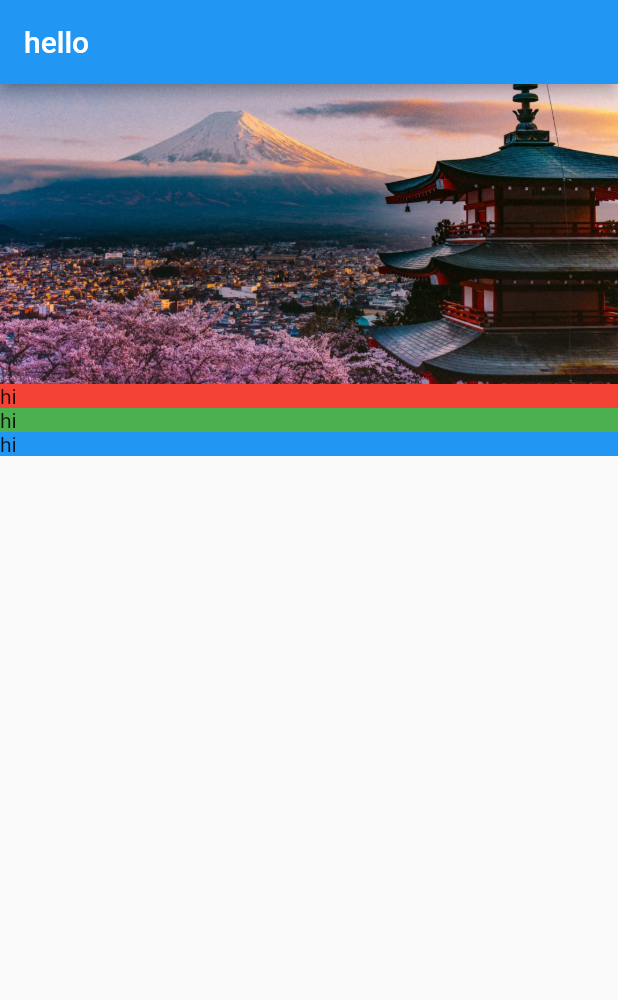
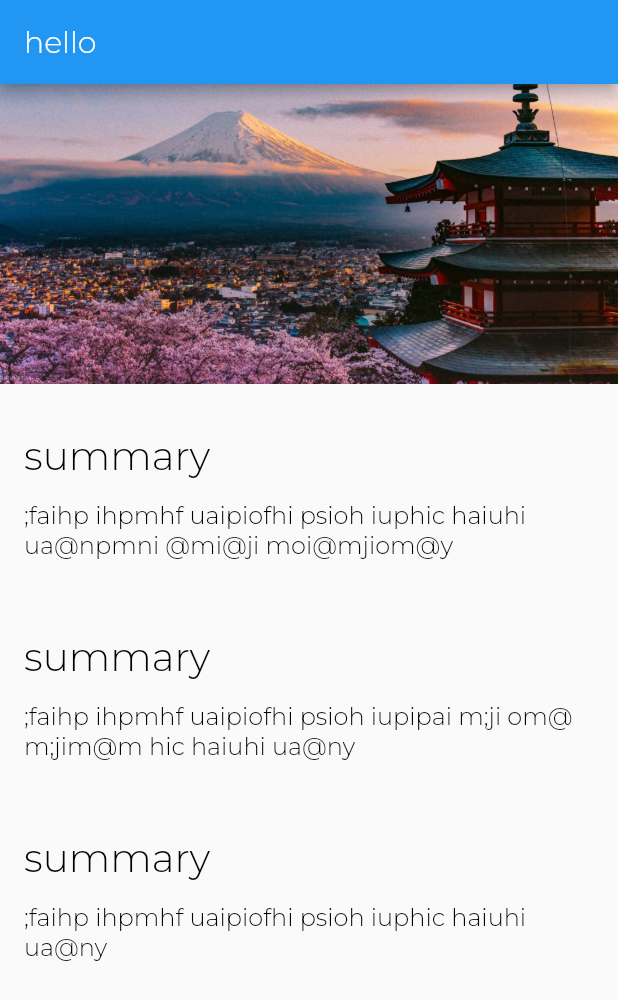
Before and after one commit to takanorifukuyama/futter_tutorial_location_detail, a Flutter app: the screen it shows after launch, on a phone screen of 412 x 824 dp. Shown: the top 1000 px of the screen. Run offline on Flutter 3.47's test engine with Material 2 defaults, Android fonts, the phone set to English and light mode, and no system bars.

Commit message:
add: style by material theme

```diff
--- a/lib/app.dart
+++ b/lib/app.dart
@@ -2,12 +2,22 @@
 
 import 'package:flutter/material.dart';
 import 'package:flutter_tutorial/screen/location_detail.dart';
+import 'style.dart';
 
 class App extends StatelessWidget{
   @override
   Widget build(BuildContext context) {
     return MaterialApp(
       home: LocationDetail(),
+      theme: ThemeData(
+        appBarTheme: AppBarTheme(
+          textTheme: TextTheme(title: AppBarTextStyle),
+        ),
+        textTheme: TextTheme(
+          title: TitleTextStyle,
+          body1: Body1TextStyle,
+        )
+      )
     );
   }
 }
--- a/lib/screen/location_detail.dart
+++ b/lib/screen/location_detail.dart
@@ -15,9 +15,9 @@ class LocationDetail extends StatelessWidget {
         crossAxisAlignment: CrossAxisAlignment.stretch,
         children: [
           ImageBanner("assets/images/mtfuji.jpg"),
-          TextSection(Colors.red),
-          TextSection(Colors.green),
-          TextSection(Colors.blue),
+          TextSection("summary", ";faihp ihpmhf uaipiofhi psioh iuphic haiuhi ua@npmni @mi@ji moi@mjiom@y"),
+          TextSection("summary", ";faihp ihpmhf uaipiofhi psioh iupipai m;ji om@ m;jim@m hic haiuhi ua@ny"),
+          TextSection("summary", ";faihp ihpmhf uaipiofhi psioh iuphic haiuhi ua@ny"),
         ],
       )
     );
--- a/lib/screen/text_section.dart
+++ b/lib/screen/text_section.dart
@@ -3,17 +3,27 @@
 import 'package:flutter/material.dart';
 
 class TextSection extends StatelessWidget {
-  Color _color;
+  final String _title;
+  final String _body;
+  static const double _hPad = 16.0;
 
-  TextSection(this._color);
+  TextSection(this._title, this._body);
 
   @override
   Widget build(BuildContext context) {
-    return Container(
-      decoration: BoxDecoration(
-        color: _color,
-      ),
-      child: Text('hi'),
+    return Column(
+      mainAxisAlignment: MainAxisAlignment.start,
+      crossAxisAlignment: CrossAxisAlignment.stretch,
+      children: <Widget>[
+        Container(
+          padding: const EdgeInsets.fromLTRB(_hPad, 32.0, _hPad, 4.0),
+          child: Text(_title, style: Theme.of(context).textTheme.title,),
+        ),
+        Container(
+          padding: const EdgeInsets.fromLTRB(_hPad, 10.0, _hPad, _hPad),
+          child: Text(_body, style: Theme.of(context).textTheme.body1,),
+        )
+      ],
     );
   }
 }
--- /dev/null
+++ b/lib/style.dart
@@ -0,0 +1,28 @@
+import 'package:flutter/material.dart';
+
+const LargeTextSize = 26.0;
+const MediumTextSize = 20.0;
+const BodyTextSize = 16.0;
+
+const String FontNameDefault = 'Montserrat';
+
+const AppBarTextStyle = TextStyle(
+  fontFamily: FontNameDefault,
+  fontWeight: FontWeight.w300,
+  fontSize: MediumTextSize,
+  color: Colors.white,
+);
+
+const TitleTextStyle = TextStyle(
+  fontFamily: FontNameDefault,
+  fontWeight: FontWeight.w300,
+  fontSize: LargeTextSize,
+  color: Colors.black,
+);
+
+const Body1TextStyle = TextStyle(
+  fontFamily: FontNameDefault,
+  fontWeight: FontWeight.w300,
+  fontSize: BodyTextSize,
+  color: Colors.black,
+);
```
Also changed, not shown: pubspec.yaml (+7 -11 lines), assets/fonts/Montserrat-Bold.ttf (added), assets/fonts/Montserrat-Regular.ttf (added), 2 other files.
